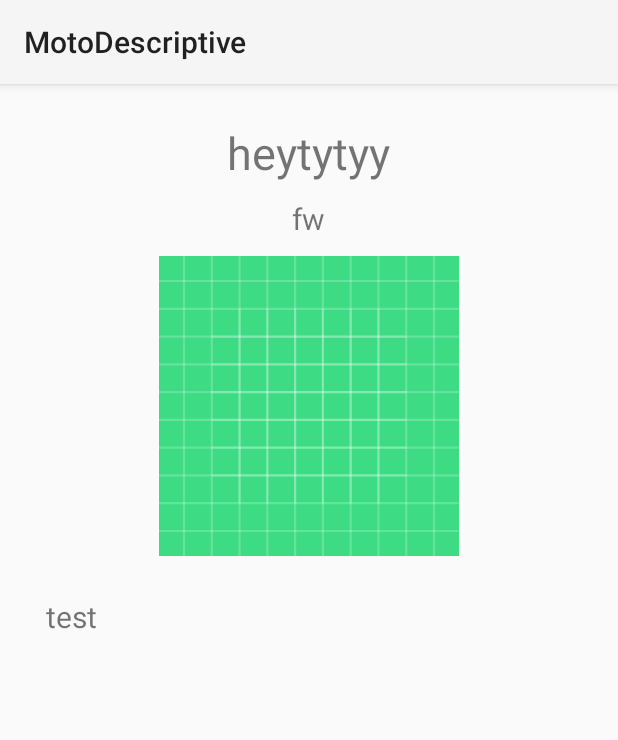
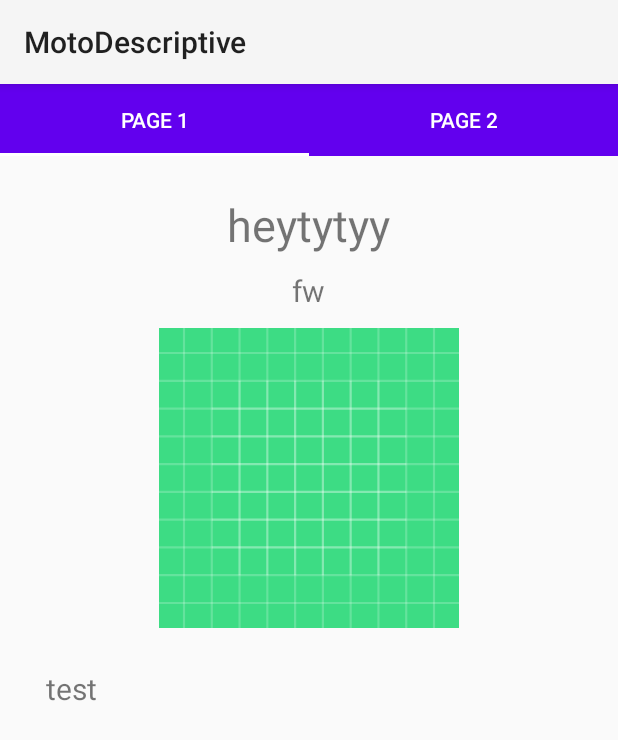
Before and after one commit to DjukaMarko/MotoDescriptive, an Android app: the Fragments screen opened directly, with no data from a screen before it, on a phone screen of 412 x 824 dp. Shown: the top 740 px of the screen. Run offline under Robolectric (Android 15) with nearby library versions, the light colour scheme and no system bars; pictures from the network do not load; 6 statements that could not run were skipped.

Commit message:
TabLayout commit

```diff
--- a/app/src/main/java/com/example/motodescriptive/Fragments.java
+++ b/app/src/main/java/com/example/motodescriptive/Fragments.java
@@ -9,6 +9,7 @@ import android.widget.TextView;
 
 import com.example.motodescriptive.fragments.PageFragment;
 import com.example.motodescriptive.fragments.PageFragment2;
+import com.google.android.material.tabs.TabLayout;
 
 import java.util.ArrayList;
 
@@ -17,6 +18,7 @@ public class Fragments extends AppCompatActivity{
     TextView texttest;
     ViewPager pager;
     PagerAdapter pagerAdapter;
+    TabLayout tabLayout;
 
 
     @Override
@@ -28,17 +30,21 @@ public class Fragments extends AppCompatActivity{
 
         Bundle extras = getIntent().getExtras();
         Fragment frg = new PageFragment();
+        Fragment frg2 = new PageFragment2();
         frg.setArguments(extras);
+        frg2.setArguments(extras);
 
 
         ArrayList<Fragment> list = new ArrayList<>();
 
         list.add(frg);
-        list.add(new PageFragment2());
+        list.add(frg2);
 
         pager = findViewById(R.id.view_pager);
+        tabLayout = findViewById(R.id.tablayout);
         pagerAdapter = new PagerAdapter(getSupportFragmentManager(), list);
         pager.setAdapter(pagerAdapter);
+        tabLayout.setupWithViewPager(pager);
 
 
 
--- a/app/src/main/java/com/example/motodescriptive/PagerAdapter.java
+++ b/app/src/main/java/com/example/motodescriptive/PagerAdapter.java
@@ -1,6 +1,7 @@
 package com.example.motodescriptive;
 
 import androidx.annotation.NonNull;
+import androidx.annotation.Nullable;
 import androidx.fragment.app.Fragment;
 import androidx.fragment.app.FragmentManager;
 import androidx.fragment.app.FragmentStatePagerAdapter;
@@ -27,4 +28,9 @@ public class PagerAdapter extends FragmentStatePagerAdapter {
         return list.size();
     }
 
+    @Nullable
+    @Override
+    public CharSequence getPageTitle(int position) {
+        return "Page " + (position + 1);
+    }
 }
--- a/app/src/main/java/com/example/motodescriptive/fragments/PageFragment2.java
+++ b/app/src/main/java/com/example/motodescriptive/fragments/PageFragment2.java
@@ -7,15 +7,35 @@ import androidx.fragment.app.Fragment;
 import android.view.LayoutInflater;
 import android.view.View;
 import android.view.ViewGroup;
+import android.widget.TextView;
 
+import com.example.motodescriptive.MotoEntity;
 import com.example.motodescriptive.R;
+
+import java.util.ArrayList;
+import java.util.List;
 
 public class PageFragment2 extends Fragment {
 
+    TextView textView;
     @Override
     public View onCreateView(LayoutInflater inflater, ViewGroup container,
                              Bundle savedInstanceState) {
         // Inflate the layout for this fragment
-        return inflater.inflate(R.layout.fragment_page2, container, false);
+        View v = inflater.inflate(R.layout.fragment_page2, container, false);
+
+        textView = v.findViewById(R.id.textview2);
+
+        Bundle bundle = getArguments();
+        List<MotoEntity> arr = (List<MotoEntity>) bundle.getSerializable("arrayL");
+        String text = arr.get(bundle.getInt("id")).getMoto_name();
+        textView.setText(text);
+
+
+
+
+        return v;
+
+
     }
 }
--- a/app/src/main/res/layout/activity_fragments.xml
+++ b/app/src/main/res/layout/activity_fragments.xml
@@ -9,7 +9,24 @@
     <androidx.viewpager.widget.ViewPager
         android:id="@+id/view_pager"
         android:layout_width="wrap_content"
-        android:layout_height="wrap_content"/>
+        android:layout_height="wrap_content">
+
+
+        <com.google.android.material.tabs.TabLayout
+            android:layout_width="match_parent"
+            android:layout_height="wrap_content"
+            android:id="@+id/tablayout"
+            app:tabTextColor="@color/white"
+            app:tabIndicatorColor="@color/white"
+            app:tabSelectedTextColor="@color/white"
+            android:background="@color/colorPrimary"/>
+
+
+
+
+
+    </androidx.viewpager.widget.ViewPager>
+
 
 
 </LinearLayout>
--- a/app/src/main/res/layout/fragment_page2.xml
+++ b/app/src/main/res/layout/fragment_page2.xml
@@ -9,6 +9,7 @@
     <TextView
         android:layout_width="match_parent"
         android:layout_height="match_parent"
+        android:id="@+id/textview2"
         android:text="mentsdfsd" />
 
 </FrameLayout>
--- a/app/src/main/res/values/colors.xml
+++ b/app/src/main/res/values/colors.xml
@@ -4,4 +4,5 @@
     <color name="colorPrimaryDark">#3700B3</color>
     <color name="colorAccent">#03DAC5</color>
     <color name="colorMoto">#FFF496</color>
+    <color name="white">#FFFFFF</color>
 </resources>
```
